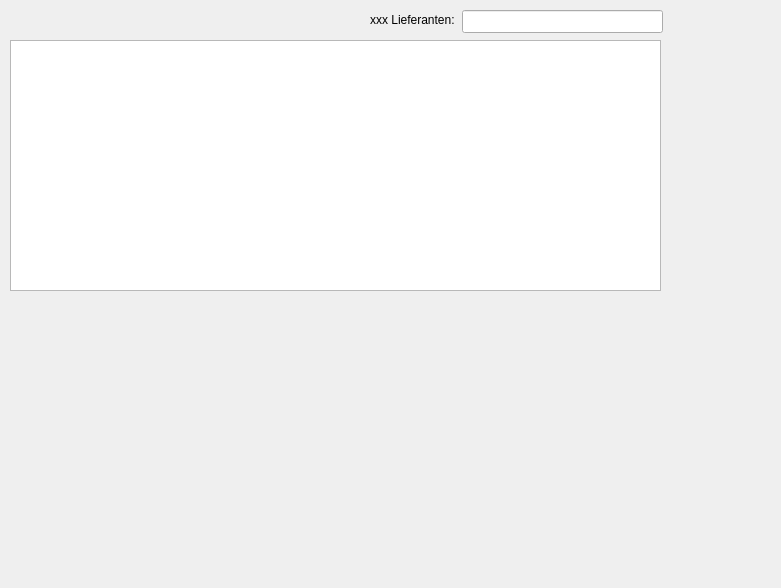
Qt form form_bestellung.ui (15831944/CBrain) before a commit.
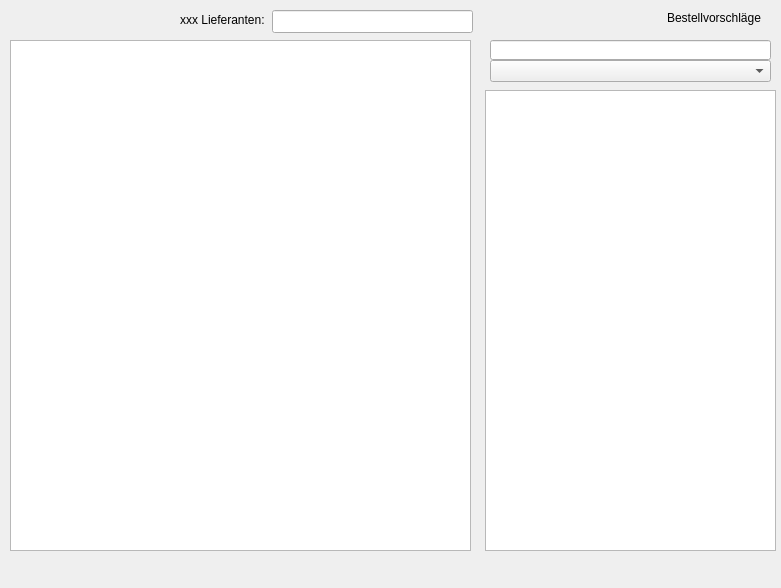
The same form after that commit.

Commit message: filter für besstellvorschläge

The edit to the form file:
```diff
--- a/form_bestellung.ui
+++ b/form_bestellung.ui
@@ -16,7 +16,7 @@
   <widget class="QLineEdit" name="lineEdit_suche">
    <property name="geometry">
     <rect>
-     <x>462</x>
+     <x>272</x>
      <y>10</y>
      <width>201</width>
      <height>23</height>
@@ -26,7 +26,7 @@
   <widget class="QLabel" name="label_suche">
    <property name="geometry">
     <rect>
-     <x>370</x>
+     <x>180</x>
      <y>10</y>
      <width>91</width>
      <height>20</height>
@@ -41,8 +41,8 @@
     <rect>
      <x>10</x>
      <y>40</y>
-     <width>651</width>
-     <height>251</height>
+     <width>461</width>
+     <height>511</height>
     </rect>
    </property>
    <property name="dragEnabled">
@@ -52,6 +52,52 @@
     <bool>true</bool>
    </property>
   </widget>
+  <widget class="QListWidget" name="listWidget_vorschlag">
+   <property name="geometry">
+    <rect>
+     <x>485</x>
+     <y>90</y>
+     <width>291</width>
+     <height>461</height>
+    </rect>
+   </property>
+  </widget>
+  <widget class="QLineEdit" name="lineEdit_suche_vorschlag">
+   <property name="geometry">
+    <rect>
+     <x>490</x>
+     <y>40</y>
+     <width>281</width>
+     <height>20</height>
+    </rect>
+   </property>
+  </widget>
+  <widget class="QLabel" name="label_bestellvorschlag">
+   <property name="geometry">
+    <rect>
+     <x>530</x>
+     <y>10</y>
+     <width>231</width>
+     <height>16</height>
+    </rect>
+   </property>
+   <property name="text">
+    <string>Bestellvorschläge</string>
+   </property>
+   <property name="alignment">
+    <set>Qt::AlignRight|Qt::AlignTrailing|Qt::AlignVCenter</set>
+   </property>
+  </widget>
+  <widget class="QComboBox" name="comboBox_vorschlag_lieferant">
+   <property name="geometry">
+    <rect>
+     <x>490</x>
+     <y>60</y>
+     <width>281</width>
+     <height>22</height>
+    </rect>
+   </property>
+  </widget>
  </widget>
  <resources/>
  <connections/>
```
The commit also changes 2 other files.
